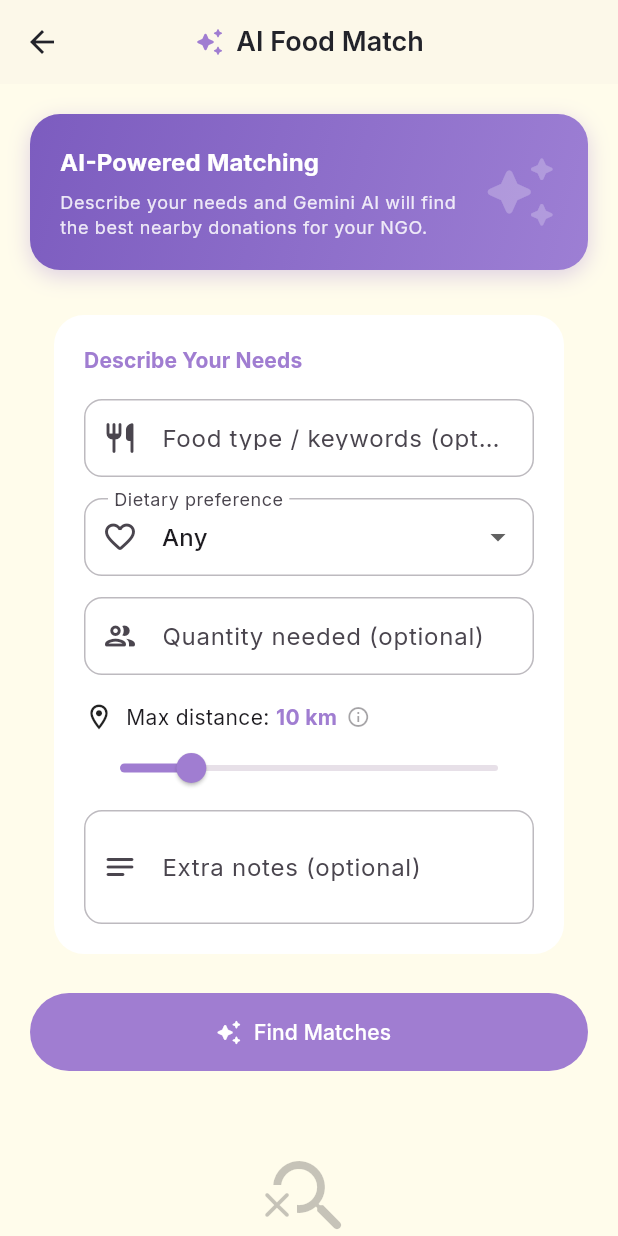
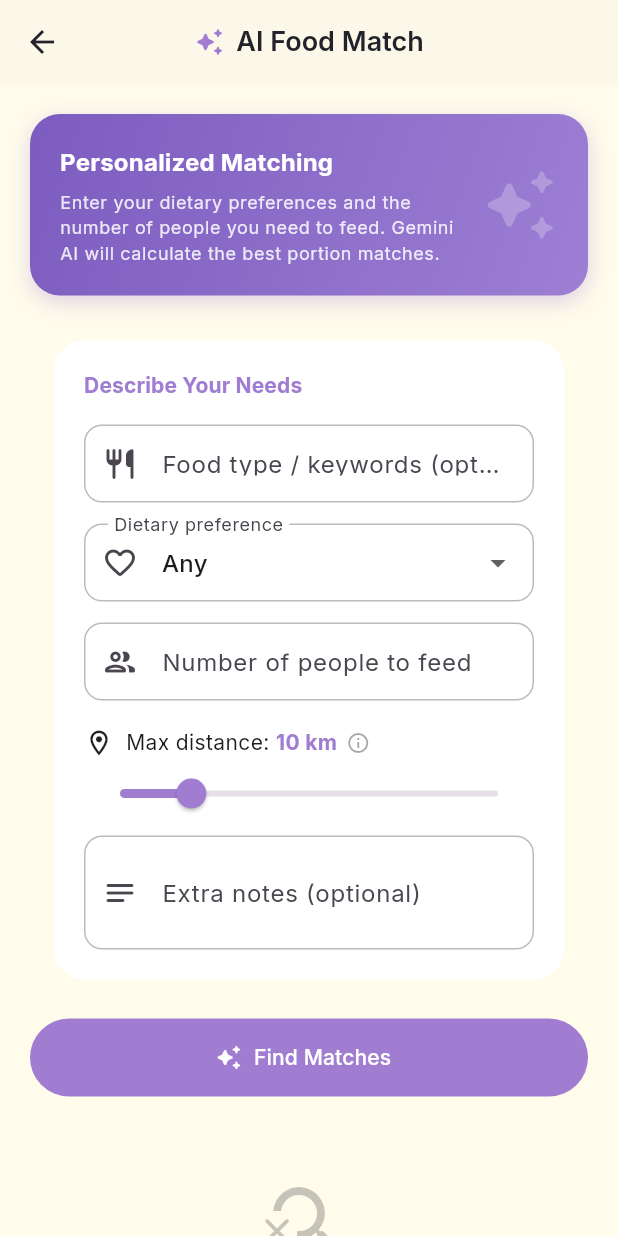
Before and after one commit to merrrrrr/food_donation_app, a Flutter app: the NgoAiMatchScreen screen opened by its route, after a tap on "Find Matches", on a phone screen of 412 x 824 dp. Run offline on Flutter 3.47's test engine with Material 3 defaults, Android fonts, the phone set to English and light mode, and no system bars; our stand-ins replace cached_network_image, cloud_firestore, equatable, firebase_ai, firebase_auth, firebase_core and 6 more; accounts and stored records are empty.

Commit message:
update ai functionality

```diff
--- a/lib/screens/ngo/ngo_ai_match_screen.dart
+++ b/lib/screens/ngo/ngo_ai_match_screen.dart
@@ -4,7 +4,7 @@ import 'dart:math';
 
 import 'package:flutter/material.dart';
 import 'package:gap/gap.dart';
-import 'package:google_generative_ai/google_generative_ai.dart';
+import 'package:firebase_ai/firebase_ai.dart';
 import 'package:geolocator/geolocator.dart';
 import 'package:intl/intl.dart';
 import 'package:provider/provider.dart';
@@ -15,11 +15,10 @@ import 'package:food_donation_app/providers/donation_provider.dart';
 import 'package:food_donation_app/theme/app_theme.dart';
 
 // ─────────────────────────────────────────────────────────────────────────────
-//  ⚠️  Replace this with your actual Gemini API key from
-//      https://aistudio.google.com/apikeys
-//      For production use --dart-define or a remote config service.
+//  Firebase AI Logic — no API key required. Auth is handled by Firebase.
+//  Enable "Firebase AI Logic" in your Firebase console before using this.
+//  https://firebase.google.com/docs/ai-logic/get-started
 // ─────────────────────────────────────────────────────────────────────────────
-const _kGeminiApiKey = 'AIzaSyDlFVrFmoZrEmghReVGXKro76ipBtDpTKA';
 
 // ─────────────────────────────────────────────────────────────────────────────
 //  Dietary preference options shown in the form dropdown.
@@ -28,8 +27,8 @@ const _kDietaryOptions = ['Any', 'Halal', 'Vegetarian / Vegan'];
 
 // ─────────────────────────────────────────────────────────────────────────────
 //  NgoAiMatchScreen
-//  Lets the NGO describe their needs, then uses Gemini 2.0 Flash to rank
-//  the available (pending, non-expired) donations by suitability.
+//  Lets the NGO describe their needs, then uses Gemini 2.0 Flash via
+//  Firebase AI Logic to rank available (pending, non-expired) donations.
 // ─────────────────────────────────────────────────────────────────────────────
 class NgoAiMatchScreen extends StatefulWidget {
   const NgoAiMatchScreen({super.key});
@@ -65,6 +64,10 @@ class _NgoAiMatchScreenState extends State<NgoAiMatchScreen>
   // Cooldown to prevent rate limit spam
   int _cooldownRemaining = 0;
   Timer? _cooldownTimer;
+
+  // Caching: prevent redundant calls if inputs haven't changed
+  String? _lastSearchRequestHash;
+  List<_MatchResult>? _cachedResults;
 
   // Current device location (used for distance calculation)
   Position? _devicePosition;
@@ -196,29 +199,41 @@ class _NgoAiMatchScreenState extends State<NgoAiMatchScreen>
     });
   }
 
+  // ── Parse the leading integer from a quantity string ──────────────────────
+  // e.g. "30 box" → 30,  "15 cups" → 15,  "unknown" → null
+  int? _parseQtyNumber(String quantity) {
+    final match = RegExp(r'^\s*(\d+)').firstMatch(quantity);
+    if (match == null) return null;
+    return int.tryParse(match.group(1)!);
+  }
+
   // ── Local fuzzy pre-ranking ──────────────────────────────────────────────
-  // Assigns a rough score based on dietary, distance, and keyword match.
-  // Helps us pick the best 10 to send to Gemini.
-  int _localScore(DonationModel d, String query, String dietary) {
+  // Assigns a rough score based on dietary, distance, keyword match,
+  // and how well the donation quantity covers the number of people needed.
+  int _localScore(
+    DonationModel d,
+    String query,
+    String dietary, {
+    int? peopleCount,
+  }) {
     int score = 0;
 
     // 1. Dietary Match (Critical)
     if (dietary != 'Any') {
       if (dietary == 'Halal') {
         if (d.sourceStatus == DietarySourceStatus.halal) {
-          score += 100;
+          score += 150;
         } else if (d.sourceStatus == DietarySourceStatus.porkFree) {
-          score += 50;
+          score += 80;
         } else {
-          score -= 200; // Major penalty
+          score -= 300; // Severe penalty for non-halal when halal requested
         }
       } else if (dietary == 'Vegetarian / Vegan') {
-        if (d.dietaryBase == DietaryBase.vegan) {
-          score += 100;
-        } else if (d.dietaryBase == DietaryBase.vegetarian) {
-          score += 80;
+        if (d.dietaryBase == DietaryBase.vegan ||
+            d.dietaryBase == DietaryBase.vegetarian) {
+          score += 150;
         } else {
-          score -= 200;
+          score -= 300; // Severe penalty
         }
       }
     }
@@ -228,17 +243,28 @@ class _NgoAiMatchScreenState extends State<NgoAiMatchScreen>
       final q = query.toLowerCase();
       final name = d.foodName.toLowerCase();
       if (name.contains(q)) {
-        score += 80;
-      } else {
-        // Simple token match
-        final tokens = q.split(RegExp(r'\s+'));
-        for (final t in tokens) {
-          if (t.length > 2 && name.contains(t)) score += 30;
+        score += 100;
+      }
+    }
+
+    // 3. Quantity-fit vs people to feed
+    if (peopleCount != null && peopleCount > 0) {
+      final donationQty = _parseQtyNumber(d.quantity);
+      if (donationQty != null) {
+        final ratio = donationQty / peopleCount;
+        if (ratio >= 1.0) {
+          score += 120; // Covers everyone — best case
+        } else if (ratio >= 0.75) {
+          score += 70;  // Covers 75%+ — still useful
+        } else if (ratio >= 0.5) {
+          score += 30;  // Covers half — marginal
+        } else {
+          score -= 50;  // Too little to make a meaningful difference
         }
       }
     }
 
-    // 3. Distance Bonus
+    // 4. Distance Bonus
     if (_devicePosition != null) {
       final dist = _distanceKm(
         _devicePosition!.latitude,
@@ -246,17 +272,14 @@ class _NgoAiMatchScreenState extends State<NgoAiMatchScreen>
         d.latitude,
         d.longitude,
       );
-      // High bonus for very close items
-      if (dist < 2) {
-        score += 50;
-      } else if (dist < 5) {
+      if (dist < 3) {
+        score += 60;
+      } else if (dist < 8) {
         score += 30;
-      } else if (dist < 10) {
-        score += 15;
       }
     }
 
-    // 4. Freshness
+    // 5. Freshness
     if (d.isExpiringSoon) score += 20;
 
     return score;
@@ -289,25 +312,36 @@ class _NgoAiMatchScreenState extends State<NgoAiMatchScreen>
       return;
     }
 
-    setState(() {
-      _isAnalysing = true;
-      _errorMessage = null;
-      _results = [];
-      _retryAttempt = 0;
-      _retryCountdown = 0;
-    });
-    _startCooldown(5); // 5 second gap
+    // 2. Local Pre-Ranking to pick the TOP 6 (reduced from 10 to save quota/speed)
+    final query = _foodTypeCtrl.text.trim();
+    final qty = _quantityCtrl.text.trim();
+    final notes = _notesCtrl.text.trim();
 
-    // 2. Local Pre-Ranking to pick the TOP 10
-    final query = _foodTypeCtrl.text.trim();
+    // Generate a simple hash of current inputs
+    final currentHash =
+        '$query|$_selectedDietary|$qty|$notes|${_maxDistanceKm.toInt()}';
+
+    // CHECK CACHE: If inputs haven't changed and we have results, reuse them
+    if (currentHash == _lastSearchRequestHash && _cachedResults != null) {
+      setState(() {
+        _results = _cachedResults!;
+        _hasSearched = true;
+        _isAnalysing = false;
+        _errorMessage = 'Showing cached results (inputs haven\'t changed).';
+      });
+      return;
+    }
+
+    final parsedPeopleCount = int.tryParse(qty);
+
     final topCandidates = List<DonationModel>.from(candidates)
       ..sort((a, b) {
-        final sa = _localScore(a, query, _selectedDietary);
-        final sb = _localScore(b, query, _selectedDietary);
+        final sa = _localScore(a, query, _selectedDietary, peopleCount: parsedPeopleCount);
+        final sb = _localScore(b, query, _selectedDietary, peopleCount: parsedPeopleCount);
         return sb.compareTo(sa); // Highest local score first
       });
 
-    final capped = topCandidates.take(10).toList();
+    final capped = topCandidates.take(6).toList();
 
     // 3. Minified JSON payload to save tokens
     final donationJson = capped.map((d) {
@@ -319,49 +353,76 @@ class _NgoAiMatchScreenState extends State<NgoAiMatchScreen>
               d.longitude,
             ).toStringAsFixed(1)
           : null;
+      final numericQty = _parseQtyNumber(d.quantity);
       return {
-        'i': d.id, // i = id
-        'f': d.foodName, // f = food
-        'q': d.quantity, // q = qty
-        'd': '${d.sourceStatus} / ${d.dietaryBase}', // d = diet
+        'i': d.id,                                           // i = id
+        'f': d.foodName,                                     // f = food
+        'q': d.quantity,                                     // q = qty string
+        if (numericQty != null) 'n': numericQty,             // n = numeric qty
+        'd': '${d.sourceStatus} / ${d.dietaryBase}',         // d = diet
         'e': DateFormat('MM-dd HH:mm').format(d.expiryDate), // e = expiry
-        if (dist != null) 'k': dist, // k = km
+        if (dist != null) 'k': dist,                         // k = km
       };
     }).toList();
 
     final needsFood = query.isEmpty ? 'any' : query;
-    final needsQty = _quantityCtrl.text.trim().isEmpty
-        ? 'unspecified'
-        : _quantityCtrl.text.trim();
-    final needsNotes = _notesCtrl.text.trim().isEmpty
-        ? ''
-        : ' Notes: ${_notesCtrl.text.trim()}';
+    final needsQty = qty.isEmpty ? 'unspecified' : qty;
+    final needsNotes = notes.isEmpty ? '' : ' Notes: $notes';
+
+    // UI Feedback for fresh analysis
+    setState(() {
+      _isAnalysing = true;
+      _errorMessage = null;
+      _results = [];
+      _retryAttempt = 0;
+      _retryCountdown = 0;
+    });
+    _startCooldown(45); // Increased to 45s for Free Tier safety
 
     final prompt =
         '''
-Role: Food donation matcher for NGO.
-NGO Needs: food=$needsFood, diet=$_selectedDietary, qty=$needsQty.$needsNotes
-Available (JSON): ${jsonEncode(donationJson)}
+Role: Food Security & Nutrition Coordinator for NGO.
+Goal: Match available donations to the NGO's specific needs.
 
-Task: Rank these 10 items. Return ONLY JSON array.
-Format: [{"i":"id","s":0-100,"r":"reason ≤15 words"}]
-Details: s=matchScore, r=reason. Sort by s desc. Only s>=40.
+NGO Profile:
+- Feeding Need: $needsQty persons
+- Dietary Requirement: $_selectedDietary
+- Specific Food Requested: $needsFood
+- Context: $needsNotes
+
+Available Inventory (JSON):
+${jsonEncode(donationJson)}
+
+Tasks:
+1. Filter out items that strictly violate the Dietary Requirement (e.g., non-halal food for Halal needs).
+2. Rank items by how well they satisfy the Feeding Need. Use the numeric qty field "n" to judge sufficiency:
+   - n >= people needed          → quantity label "Perfect Match" or "Generous", score boost +20
+   - n >= 0.75 * people needed   → "Nearly Sufficient", no penalty
+   - n >= 0.5  * people needed   → "Insufficient — covers ~half", score penalty -15
+   - n <  0.5  * people needed   → "Too Little", score penalty -30
+   - If "n" is absent, infer from the qty string.
+3. Also consider food type relevance and dietary compatibility.
+4. For "reason", state the quantity verdict and why it matches in ≤15 words.
+
+Return ONLY a compact JSON array with NO whitespace or newlines between tokens.
+Format: [{"i":"id","s":score_0_to_100,"r":"reason_max_15_words"}]
+Sort by score descending. Only include scores >= 30.
 ''';
 
     debugPrint('--- AI MATCH REQUEST ---\n$prompt\n------------------------');
 
-    final model = GenerativeModel(
-      model: 'gemini-1.5-flash',
-      apiKey: _kGeminiApiKey,
+    // Firebase AI Logic — uses your Firebase project quota, no API key in app
+    final model = FirebaseAI.googleAI().generativeModel(
+      model: 'gemini-2.5-flash',
       generationConfig: GenerationConfig(
-        temperature: 0.2,
-        maxOutputTokens: 512,
+        temperature: 0.1,
+        maxOutputTokens: 4000,
         responseMimeType: 'application/json',
       ),
     );
 
-    // ── Retry loop (max 3 attempts) ─────────────────────────────────────────
-    const maxAttempts = 3;
+    // ── Retry loop (max 2 attempts for quota safety) ────────────────────────
+    const maxAttempts = 2;
     for (int attempt = 0; attempt < maxAttempts; attempt++) {
       try {
         if (attempt > 0) setState(() => _retryAttempt = attempt);
@@ -372,8 +433,8 @@ Details: s=matchScore, r=reason. Sort by s desc. Only s>=40.
           '--- AI MATCH RESPONSE ---\n$text\n-------------------------',
         );
 
-        // Parse JSON response
-        final parsed = jsonDecode(text) as List<dynamic>;
+        // Parse JSON response — with fallback for truncated output
+        final parsed = _parseJsonSafe(text);
 
         final candidateMap = {for (final d in capped) d.id: d};
         final results = <_MatchResult>[];
@@ -408,6 +469,8 @@ Details: s=matchScore, r=reason. Sort by s desc. Only s>=40.
         _countdownTimer?.cancel();
         setState(() {
           _results = results;
+          _cachedResults = results;
+          _lastSearchRequestHash = currentHash;
           _hasSearched = true;
           _isAnalysing = false;
           _retryAttempt = 0;
@@ -416,12 +479,11 @@ Details: s=matchScore, r=reason. Sort by s desc. Only s>=40.
         return; // done — exit the retry loop
       } catch (e) {
         final errStr = e.toString();
+        // Extract strictly 429 or Resource Exhausted
+        final isQuotaError =
+            errStr.contains('RESOURCE_EXHAUSTED') || errStr.contains('429');
+
         final delay = _parseRetryDelay(errStr);
-        final isQuotaError =
-            errStr.contains('quota') ||
-            errStr.contains('RESOURCE_EXHAUSTED') ||
-            errStr.contains('rate') ||
-            errStr.contains('429');
 
         // If it's not a quota/rate error, or last attempt — bail out with fallback results
         if (!isQuotaError || attempt == maxAttempts - 1) {
@@ -431,7 +493,7 @@ Details: s=matchScore, r=reason. Sort by s desc. Only s>=40.
           // If Gemini fails, we show the top local results instead of an error.
           final fallbackResults = capped
               .where((d) {
-                final score = _localScore(d, query, _selectedDietary);
+                final score = _localScore(d, query, _selectedDietary, peopleCount: parsedPeopleCount);
                 return score >= 40; // Only decent local matches
               })
               .map((d) {
@@ -471,27 +533,47 @@ Details: s=matchScore, r=reason. Sort by s desc. Only s>=40.
         }
 
         // Wait the recommended delay before retrying
-        final waitSecs = (delay?.inSeconds ?? (5 * (attempt + 1))).clamp(3, 30);
+        final waitSecs = (delay?.inSeconds ?? (8 * (attempt + 1))).clamp(5, 45);
         _startCountdown(waitSecs);
         await Future.delayed(Duration(seconds: waitSecs));
       }
     }
   }
 
+  // ── Safe JSON parser — recovers partial objects if response was truncated ──
+  List<dynamic> _parseJsonSafe(String text) {
+    // 1. Try standard parse first
+    try {
+      return jsonDecode(text) as List<dynamic>;
+    } catch (_) {}
+
+    // 2. Extract all complete JSON objects via regex as fallback
+    final objects = <dynamic>[];
+    final re = RegExp(r'\{[^{}]+\}');
+    for (final match in re.allMatches(text)) {
+      try {
+        objects.add(jsonDecode(match.group(0)!));
+      } catch (_) {
+        // skip malformed fragment
+      }
+    }
+    if (objects.isNotEmpty) return objects;
+
+    // 3. Nothing salvageable — rethrow so the caller falls back to local results
+    throw FormatException('AI returned unparseable response: $text');
+  }
+
   // ── Friendly error messages ───────────────────────────────────────────────
   String _friendlyError(String raw) {
-    if (raw.contains('quota') ||
-        raw.contains('RESOURCE_EXHAUSTED') ||
-        raw.contains('429')) {
-      return 'Rate limit reached after 3 retries. '
-          'Please wait a minute and try again.';
+    if (raw.contains('RESOURCE_EXHAUSTED') || raw.contains('429')) {
+      return 'Firebase AI quota reached. Try again in a moment.';
     }
-    if (raw.contains('API_KEY') ||
-        raw.contains('invalid') ||
-        raw.contains('401')) {
-      return 'Invalid API key. Please check the key in ngo_ai_match_screen.dart.';
+    if (raw.contains('SAFETY')) {
+      return 'Content Blocked: The AI refused to process this request due to safety filters.';
     }
-    return 'Analysis failed. Please try again.\n\nDetails: $raw';
+
+    // Provide the raw error so we can see what's actually happening
+    return 'Analysis interrupted. Please try again.\n\nError Details: $raw';
   }
 
   // ─────────────────────────────────────────────────────────────────────────
@@ -683,7 +765,7 @@ class _AiBanner extends StatelessWidget {
               crossAxisAlignment: CrossAxisAlignment.start,
               children: [
                 Text(
-                  'AI-Powered Matching',
+                  'Personalized Matching',
                   style: textTheme.titleMedium?.copyWith(
                     fontWeight: FontWeight.bold,
                     color: Colors.white,
@@ -691,7 +773,7 @@ class _AiBanner extends StatelessWidget {
                 ),
                 const Gap(6),
                 Text(
-                  'Describe your needs and Gemini AI will find the best nearby donations for your NGO.',
+                  'Enter your dietary preferences and the number of people you need to feed. Gemini AI will calculate the best portion matches.',
                   style: textTheme.bodySmall?.copyWith(
                     color: Colors.white.withValues(alpha: 0.85),
                     height: 1.4,
@@ -790,9 +872,10 @@ class _NeedsForm extends StatelessWidget {
               // Quantity
               TextFormField(
                 controller: quantityCtrl,
+                keyboardType: TextInputType.number,
                 decoration: const InputDecoration(
-                  labelText: 'Quantity needed (optional)',
-                  hintText: 'e.g. 50 pax, 10 kg',
+                  labelText: 'Number of people to feed',
+                  hintText: 'e.g. 50',
                   prefixIcon: Icon(Icons.people_outline_rounded),
                 ),
               ),
--- a/pubspec.yaml
+++ b/pubspec.yaml
@@ -44,7 +44,7 @@ dependencies:
   equatable: ^2.0.5              # Value equality for model classes
 
   # ── AI ─────────────────────────────────────────────────────────────────────
-  google_generative_ai: ^0.4.6   # Gemini 2.0 Flash for AI food matching
+  firebase_ai: ^2.0.0            # Firebase AI Logic — Gemini via Firebase, no API key needed
 
 dev_dependencies:
   flutter_test:
```
Also changed, not shown: pubspec.lock, 1 other file.
